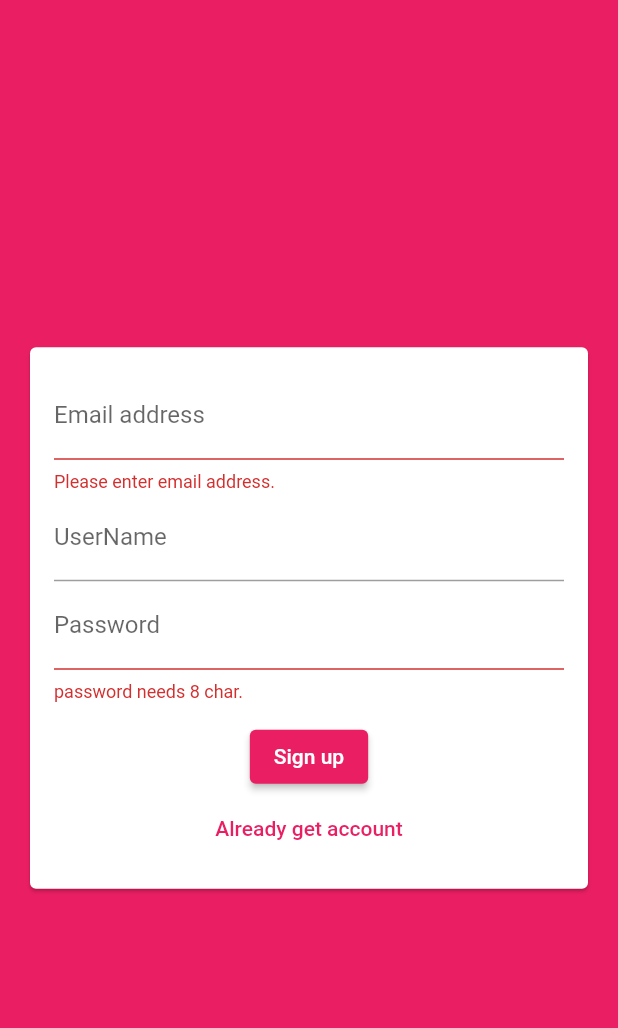
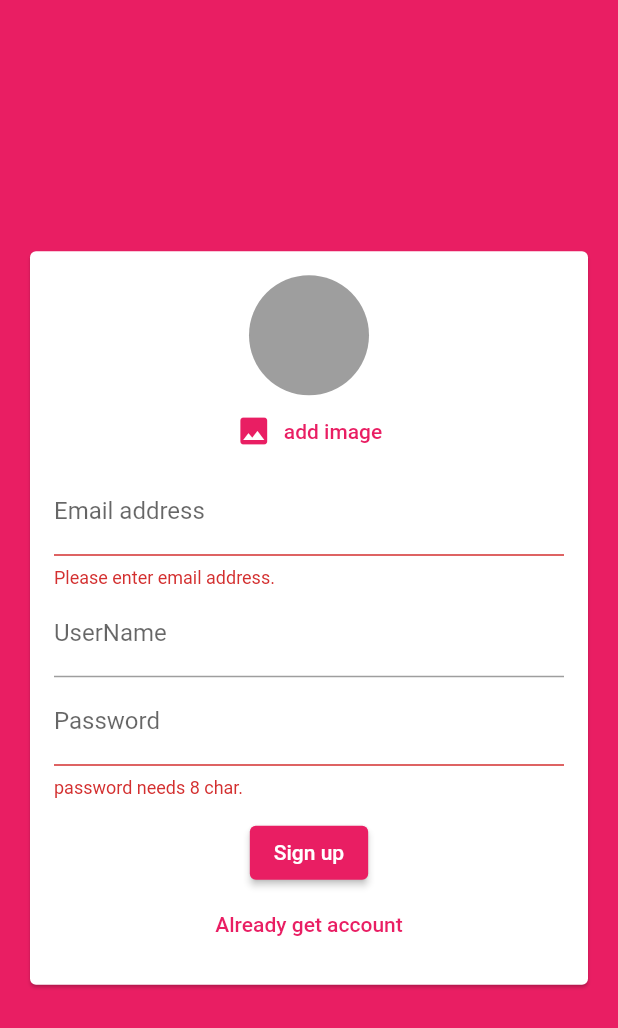
Before and after one commit to sinjikoro/chat-app, a Flutter app: the screen it shows after launch, after a tap on "Login", after a tap on "Create new account", on a phone screen of 412 x 824 dp. Shown: the top 1028 px of the screen. Run offline on Flutter 3.47's test engine with Material 2 defaults, Android fonts, the phone set to English and light mode, and no system bars; our stand-ins replace cloud_firestore, firebase_auth, firebase_core, image_picker; accounts and stored records are empty.

Commit message:
339. Adding an Image Picker

```diff
--- a/lib/widgets/auth/auth_form.dart
+++ b/lib/widgets/auth/auth_form.dart
@@ -1,3 +1,4 @@
+import 'package:chat_app/widgets/pickers/user_image_picker.dart';
 import 'package:flutter/material.dart';
 
 class AuthForm extends StatefulWidget {
@@ -52,6 +53,7 @@ class _AuthFormState extends State<AuthForm> {
             child: Column(
               mainAxisSize: MainAxisSize.min,
               children: [
+                if (!isLogin) const UserImagePicker(),
                 TextFormField(
                   key: const ValueKey('email'),
                   keyboardType: TextInputType.emailAddress,
--- /dev/null
+++ b/lib/widgets/pickers/user_image_picker.dart
@@ -0,0 +1,45 @@
+import 'dart:io';
+
+import 'package:flutter/material.dart';
+import 'package:image_picker/image_picker.dart';
+
+class UserImagePicker extends StatefulWidget {
+  const UserImagePicker({super.key});
+
+  @override
+  State<UserImagePicker> createState() => _UserImagePickerState();
+}
+
+class _UserImagePickerState extends State<UserImagePicker> {
+  XFile? imageFile;
+
+  picImage() async {
+    final pickedImage =
+        await ImagePicker().pickImage(source: ImageSource.camera);
+    setState(() {
+      imageFile = pickedImage;
+    });
+  }
+
+  @override
+  Widget build(BuildContext context) {
+    return Column(
+      children: [
+        CircleAvatar(
+          radius: 40,
+          backgroundImage:
+              imageFile != null ? FileImage(File(imageFile!.path)) : null,
+          backgroundColor: Colors.grey,
+        ),
+        TextButton.icon(
+          style: ButtonStyle(
+              foregroundColor:
+                  MaterialStateProperty.all(Theme.of(context).primaryColor)),
+          onPressed: picImage,
+          icon: const Icon(Icons.image),
+          label: const Text('add image'),
+        ),
+      ],
+    );
+  }
+}
--- a/pubspec.yaml
+++ b/pubspec.yaml
@@ -39,6 +39,7 @@ dependencies:
   cloud_firestore: ^4.4.3
   firebase_core: ^2.7.0
   firebase_auth: ^4.2.9
+  image_picker: ^0.8.6+4
 
 dev_dependencies:
   flutter_test:
```
Also changed, not shown: pubspec.lock, 1 other file.
